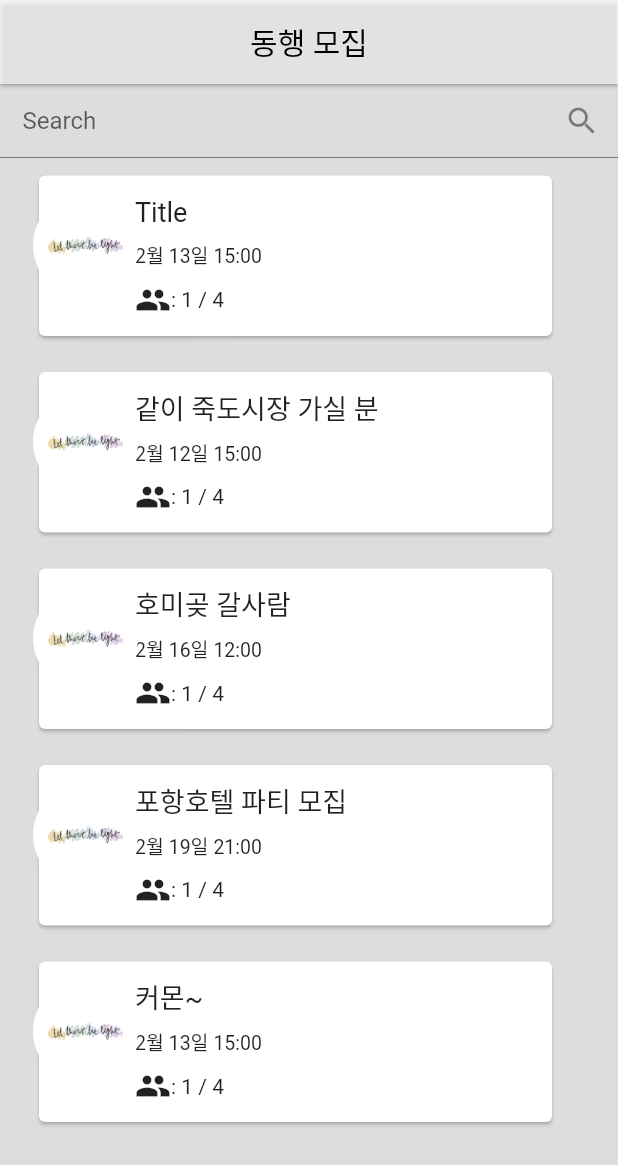
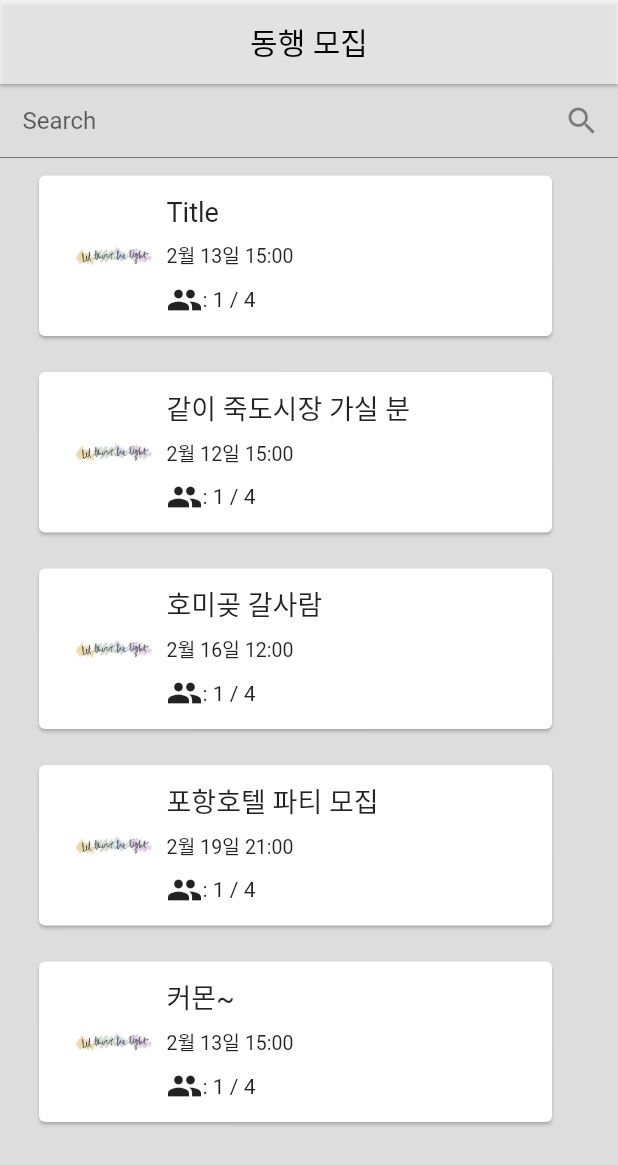
Before and after one commit to kimsh9026/Capstone_Design, a Flutter app: the ListUp screen opened directly, on a phone screen of 412 x 824 dp. Shown: the top 1165 px of the screen. Run offline on Flutter 3.47's test engine with Material 2 defaults, Android fonts, the phone set to English and light mode, and no system bars.

Commit message:
succeed to show dialog with roomCard

```diff
--- a/capstone/lib/RoomCard.dart
+++ b/capstone/lib/RoomCard.dart
@@ -10,14 +10,15 @@ class RoomCard extends StatefulWidget{
   RoomCard(this.chatroom) ;
 
   @override
-  RoomCardState createState() => new RoomCardState(chatroom);
+  RoomCardState createState() => new RoomCardState(chatroom, this);
 }
 
 
 class RoomCardState extends State<RoomCard> {
 
   ChatRoom chatRoom ;
-  RoomCardState(this.chatRoom) ;
+  RoomCard roomCardForDetail ;
+  RoomCardState(this.chatRoom, this.roomCardForDetail) ;
 
   void initState(){
     super.initState() ;
@@ -70,8 +71,7 @@ class RoomCardState extends State<RoomCard> {
   }
 
   Widget get roomCard {
-    return new Positioned(
-      child: new Container(
+    return new Container(
       //  tag: roomCard,
         width: 350,
         height: 115.0,
@@ -81,9 +81,12 @@ class RoomCardState extends State<RoomCard> {
             padding: const EdgeInsets.only(
               top: 8.0,
               bottom: 8.0,
-              left: 64.0,
+              left: 15.0,
             ),
-            child: new Column(
+            child: new Row(
+              children: <Widget>[
+                roomImage,
+                new Column(
                   crossAxisAlignment: CrossAxisAlignment.start,
                   mainAxisAlignment: MainAxisAlignment.spaceAround,
                   children: <Widget>[
@@ -108,6 +111,8 @@ class RoomCardState extends State<RoomCard> {
                     )
                   ],
                 ),
+              ]
+
           ),
         ),
       ),
@@ -122,10 +127,10 @@ class RoomCardState extends State<RoomCard> {
         padding: const EdgeInsets.symmetric(horizontal: 22.0, vertical: 8.0),
         child: new Container(
           height: 115.0,
-          child: new Stack(
+          child: new Row(
             children: <Widget>[
               roomCard,
-              new Positioned(top: 15.5, child: roomImage),
+              //new Positioned(top: 15, left: 20, child: roomImage),
             ],
           ),
         ),
@@ -140,10 +145,10 @@ class RoomCardState extends State<RoomCard> {
 //      return DetailPage(chatRoom);
 //    }));
 
-  showDialog(
+  return showDialog(
     context: context,
     builder: (BuildContext context){
-      return DetailPage(chatRoom) ;
+      return DetailPage(chatRoom, roomCard) ;
     }
   );
 
```
Also changed, not shown: capstone/lib/DetailPage.dart (+39 -70 lines). Lines whose indentation alone changed are shown as unchanged.
